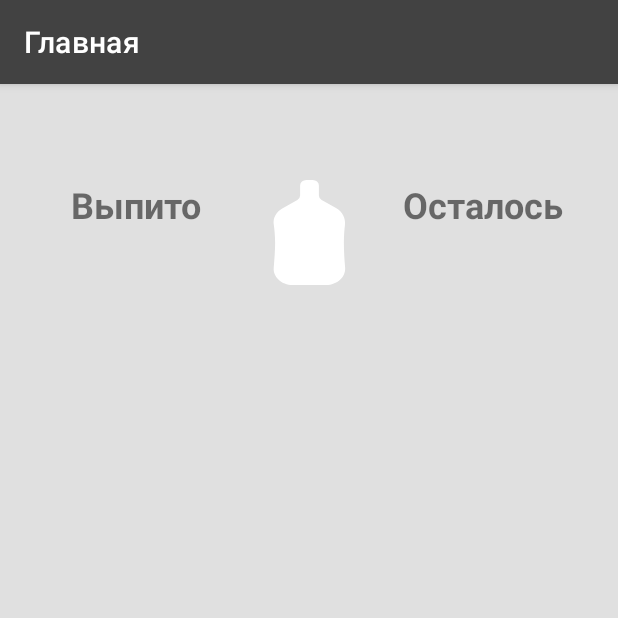
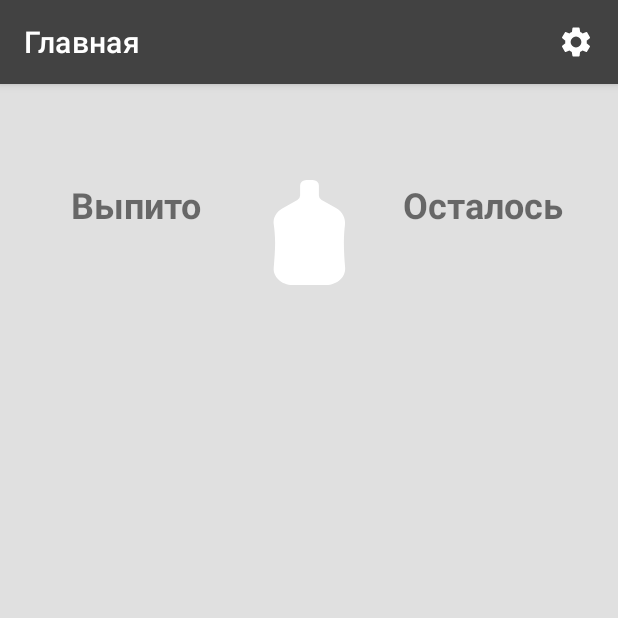
Before and after one commit to zaharMerkuriev/WaterDrink, an Android app: the HomeActivity screen opened directly, with no data from a screen before it, on a phone screen of 412 x 824 dp, the top half of it. Run offline under Robolectric (Android 15) with nearby library versions, the phone set to English and light mode, and no system bars; our stand-ins replace Dagger/Hilt's generated code, Room's generated code, RxJava, data binding; libraries missing offline, so code that uses them is left out: ru.terrakok.cicerone; 3 statements that could not run were skipped.

Commit message:
add toolbar items

```diff
--- a/WaterBalance/app/src/main/java/ru/nsu/merkuriev/waterbalance/presentation/common/view/BaseToolbarActivity.kt
+++ b/WaterBalance/app/src/main/java/ru/nsu/merkuriev/waterbalance/presentation/common/view/BaseToolbarActivity.kt
@@ -1,9 +1,15 @@
 package ru.nsu.merkuriev.waterbalance.presentation.common.view
 
+import android.view.Gravity
 import androidx.annotation.CallSuper
+import androidx.annotation.ColorRes
+import androidx.annotation.DrawableRes
 import androidx.annotation.StringRes
+import androidx.appcompat.widget.Toolbar
 import androidx.databinding.ViewDataBinding
 import ru.nsu.merkuriev.waterbalance.R
+import ru.nsu.merkuriev.waterbalance.databinding.ItemToolbarBinding
+
 
 abstract class BaseToolbarActivity<Binding : ViewDataBinding> : BaseActivity<Binding>() {
 
@@ -20,4 +26,28 @@ abstract class BaseToolbarActivity<Binding : ViewDataBinding> : BaseActivity<Bin
     protected fun setToolbarTitle(@StringRes title: Int) {
         supportActionBar?.title = getString(title)
     }
+
+    protected fun addItem(
+        @DrawableRes iconId: Int,
+        @ColorRes iconColor: Int = R.color.colorWhite,
+        action: (() -> Unit)? = null
+    ) {
+        (binding.root.findViewById(R.id.toolbar) as? Toolbar)?.apply {
+            val binding = ItemToolbarBinding.inflate(layoutInflater)
+            binding.icon = getDrawable(iconId)
+            binding.iconColor = iconColor
+
+            binding.root.setOnClickListener { action?.invoke() }
+
+            val params = Toolbar.LayoutParams(
+                Toolbar.LayoutParams.WRAP_CONTENT,
+                Toolbar.LayoutParams.WRAP_CONTENT
+            )
+            params.marginEnd = resources.getDimensionPixelSize(R.dimen.margin_medium)
+            params.gravity = Gravity.END
+            binding.root.layoutParams = params
+
+            addView(binding.root)
+        }
+    }
 }
--- a/WaterBalance/app/src/main/java/ru/nsu/merkuriev/waterbalance/presentation/home/view/HomeActivity.kt
+++ b/WaterBalance/app/src/main/java/ru/nsu/merkuriev/waterbalance/presentation/home/view/HomeActivity.kt
@@ -20,6 +20,7 @@ class HomeActivity : BaseToolbarActivity<ActivityHomeBinding>() {
     override fun initToolbar() {
         super.initToolbar()
         setToolbarTitle(R.string.home_screen_title)
+        addItem(R.drawable.ic_settings)
     }
 
     override fun initUI() {
--- /dev/null
+++ b/WaterBalance/app/src/main/java/ru/nsu/merkuriev/waterbalance/utils/ui/DataBindingUtils.kt
@@ -0,0 +1,12 @@
+package ru.nsu.merkuriev.waterbalance.utils.ui
+
+import android.widget.ImageView
+import androidx.core.content.ContextCompat
+import androidx.databinding.BindingAdapter
+
+@BindingAdapter("bind:iconColor")
+fun setIconColor(view: ImageView, color: Int?) {
+    if (color != null && 0 != color) {
+        view.setColorFilter(ContextCompat.getColor(view.context, color))
+    }
+}
--- /dev/null
+++ b/WaterBalance/app/src/main/res/drawable/ic_settings.xml
@@ -0,0 +1,9 @@
+<vector xmlns:android="http://schemas.android.com/apk/res/android"
+    android:width="24dp"
+    android:height="24dp"
+    android:viewportWidth="24"
+    android:viewportHeight="24">
+    <path
+        android:fillColor="#FF000000"
+        android:pathData="M19.1,12.9a2.8,2.8 0,0 0,0.1 -0.9,2.8 2.8,0 0,0 -0.1,-0.9l2.1,-1.6a0.7,0.7 0,0 0,0.1 -0.6L19.4,5.5a0.7,0.7 0,0 0,-0.6 -0.2l-2.4,1a6.5,6.5 0,0 0,-1.6 -0.9l-0.4,-2.6a0.5,0.5 0,0 0,-0.5 -0.4H10.1a0.5,0.5 0,0 0,-0.5 0.4L9.3,5.4a5.6,5.6 0,0 0,-1.7 0.9l-2.4,-1a0.4,0.4 0,0 0,-0.5 0.2l-2,3.4c-0.1,0.2 0,0.4 0.2,0.6l2,1.6a2.8,2.8 0,0 0,-0.1 0.9,2.8 2.8,0 0,0 0.1,0.9L2.8,14.5a0.7,0.7 0,0 0,-0.1 0.6l1.9,3.4a0.7,0.7 0,0 0,0.6 0.2l2.4,-1a6.5,6.5 0,0 0,1.6 0.9l0.4,2.6a0.5,0.5 0,0 0,0.5 0.4h3.8a0.5,0.5 0,0 0,0.5 -0.4l0.3,-2.6a5.6,5.6 0,0 0,1.7 -0.9l2.4,1a0.4,0.4 0,0 0,0.5 -0.2l2,-3.4c0.1,-0.2 0,-0.4 -0.2,-0.6ZM12,15.6A3.6,3.6 0,1 1,15.6 12,3.6 3.6,0 0,1 12,15.6Z" />
+</vector>
--- /dev/null
+++ b/WaterBalance/app/src/main/res/layout/item_toolbar.xml
@@ -0,0 +1,25 @@
+<layout xmlns:android="http://schemas.android.com/apk/res/android"
+    xmlns:app="http://schemas.android.com/apk/res-auto"
+    xmlns:tools="http://schemas.android.com/tools">
+
+    <data>
+
+        <variable
+            name="icon"
+            type="android.graphics.drawable.Drawable" />
+
+        <variable
+            name="iconColor"
+            type="Integer" />
+
+    </data>
+
+    <ImageView
+        android:layout_width="wrap_content"
+        android:layout_height="wrap_content"
+        android:background="?attr/selectableItemBackground"
+        android:src="@{icon}"
+        app:iconColor="@{iconColor}"
+        tools:ignore="ContentDescription" />
+
+</layout>
--- a/WaterBalance/app/src/main/res/values/colors.xml
+++ b/WaterBalance/app/src/main/res/values/colors.xml
@@ -6,5 +6,7 @@
 
     <color name="color_primary_light">#e0e0e0</color>
     <color name="colorSecondary">#ffc107</color>
-    <color name="colorOnSecondary">#FFFFFF</color>
+    <color name="colorOnSecondary">@color/colorWhite</color>
+
+    <color name="colorWhite">#FFFFFF</color>
 </resources>
```
